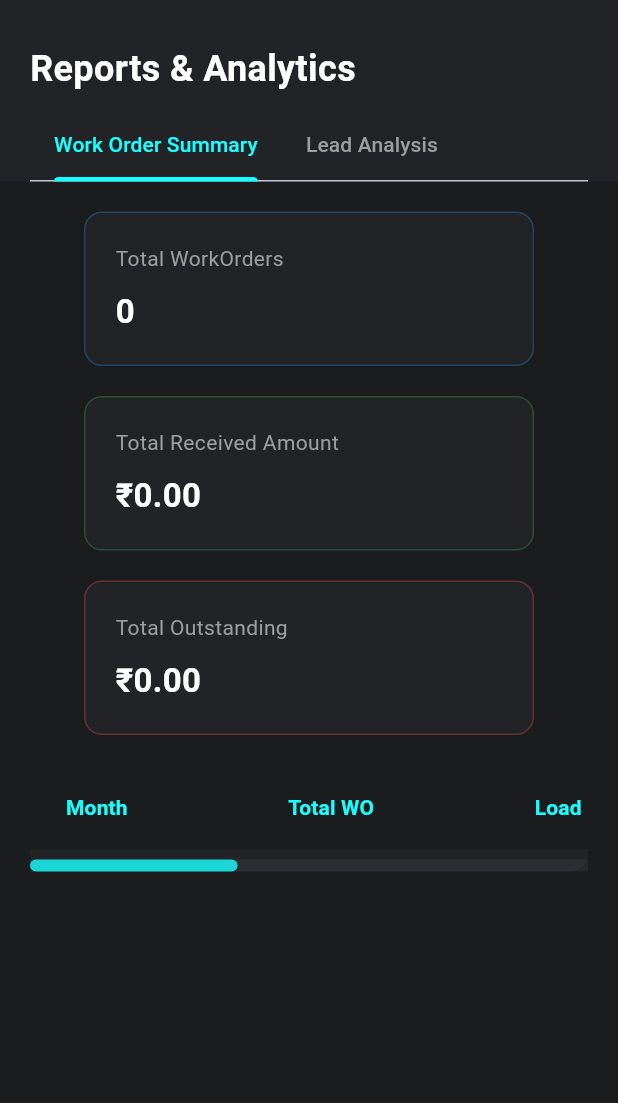
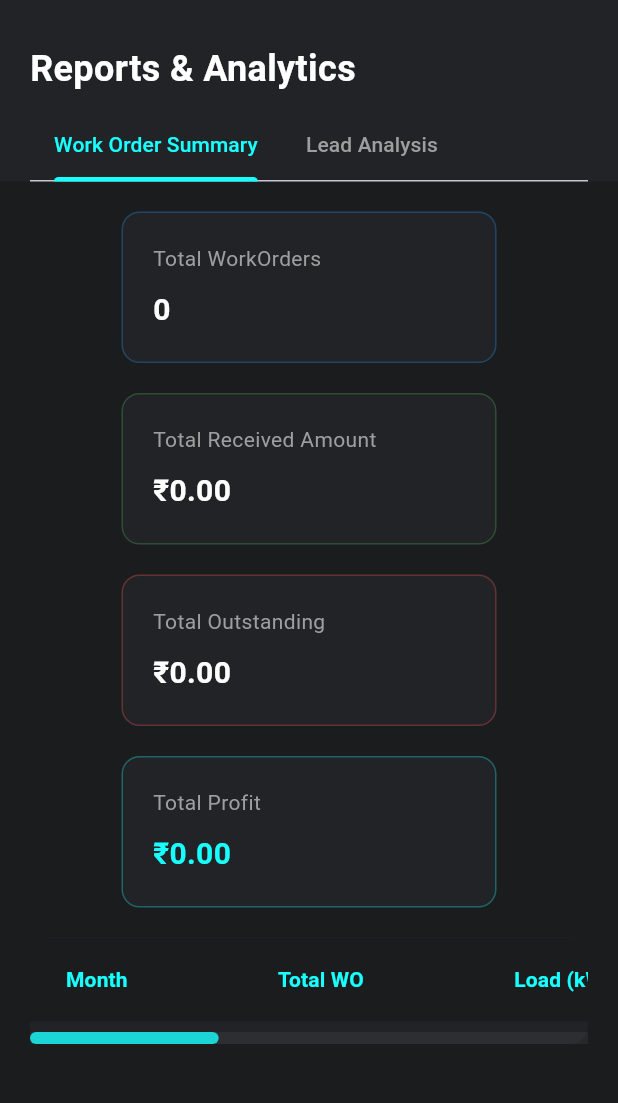
Before and after one commit to RajKumar-Dhivya/report_el_prazision, a Flutter app: the screen it shows after launch, on a phone screen of 412 x 824 dp, the part 63-1166 px from its top. Run offline on Flutter 3.47's test engine with Material 3 defaults, Android fonts, the phone set to English and light mode, and no system bars; our stand-ins replace fl_chart; network calls fail.

Commit message:
profit column

```diff
--- a/lib/summary_page.dart
+++ b/lib/summary_page.dart
@@ -21,8 +21,14 @@ class _SummaryPageState extends State<SummaryPage> with SingleTickerProviderStat
   List<dynamic> receivedPayments = [];
   List<dynamic> workOrders = [];
   List<dynamic> customers = [];
-  List<dynamic> leads = []; // Corrected variable
-  List<dynamic> employees = []; // New variable for employee profiles
+  List<dynamic> leads = [];
+  List<dynamic> employees = [];
+
+  // New Lists for Profit Calculation
+  List<dynamic> expenses = [];
+  List<dynamic> usedProducts = [];
+  List<dynamic> materialLog = [];
+
   @override
   void initState() {
     super.initState();
@@ -32,12 +38,17 @@ class _SummaryPageState extends State<SummaryPage> with SingleTickerProviderStat
 
   Future<void> loadAllData() async {
     try {
+      // Fetching all required sheets
       workOrders = await GoogleSheetsApi.getSheet("Work Orders");
       receivedPayments = await GoogleSheetsApi.getSheet("Received Payments");
       customers = await GoogleSheetsApi.getSheet("Customer");
-      // Corrected Sheet Name: "Leads"
       leads = await GoogleSheetsApi.getSheet("Lead");
       employees = await GoogleSheetsApi.getSheet("EmployeeProfile");
+
+      // Fetching New sheets for profit calculation
+      expenses = await GoogleSheetsApi.getSheet("Expense");
+      usedProducts = await GoogleSheetsApi.getSheet("Used Products");
+      materialLog = await GoogleSheetsApi.getSheet("Material Consumption & Purchase Log");
 
       processWorkOrders(workOrders);
       calculateReceivedPayments();
@@ -51,12 +62,40 @@ class _SummaryPageState extends State<SummaryPage> with SingleTickerProviderStat
     summaryMap.clear();
     for (var row in rows) {
       if (row == null || row.values.every((v) => v == null || v.toString().trim().isEmpty)) continue;
+
       String recordedDate = row["Recorded Date"] ?? "";
+      String woID = row["ID"].toString().trim();
       if (recordedDate.isEmpty) continue;
 
       double sanctionLoad = double.tryParse(row["Sanction Load/KW"].toString().replaceAll(RegExp(r'[^0-9.]'), '')) ?? 0;
       double totalAmount = double.tryParse(row["Total Amount"].toString()) ?? 0;
 
+      // --- PROFIT CALCULATION LOGIC ---
+
+      // 1. Sum Expenses for this Work Order
+      double totalExpenses = expenses
+          .where((exp) => exp["Work order ID"].toString().trim() == woID)
+          .fold(0.0, (sum, item) => sum + (double.tryParse(item["Amount"].toString()) ?? 0.0));
+
+      // 2. Sum Used Products Cost
+      double totalProductCost = 0;
+      var woUsedProducts = usedProducts.where((up) => up["Work Order id"].toString().trim() == woID);
+
+      for (var product in woUsedProducts) {
+        double qty = double.tryParse(product["used quantity"].toString()) ?? 0;
+        String productID = product["product id"].toString().trim();
+
+        // Find unit price from Material Log
+        double unitPrice = materialLog
+            .where((ml) => ml["ID"].toString().trim() == productID)
+            .fold(0.0, (sum, item) => sum + (double.tryParse(item["Unit Price with GST"].toString()) ?? 0.0));
+
+        totalProductCost += (qty * unitPrice);
+      }
+
+      double woProfit = totalAmount - (totalExpenses + totalProductCost);
+
+      // --- ORGANIZE BY MONTH ---
       DateTime dt = DateTime.parse(recordedDate);
       String monthYear = "${_monthName(dt.month)} ${dt.year}";
 
@@ -65,7 +104,8 @@ class _SummaryPageState extends State<SummaryPage> with SingleTickerProviderStat
       s.totalWorkOrders++;
       s.sanctionLoad += sanctionLoad;
       s.totalAmount += totalAmount;
-      s.workOrderIds.add(row["ID"].toString());
+      s.profit += woProfit; // Make sure to add 'double profit' to your WorkOrderSummary class
+      s.workOrderIds.add(woID);
     }
   }
 
@@ -83,7 +123,7 @@ class _SummaryPageState extends State<SummaryPage> with SingleTickerProviderStat
   }
 
   String _monthName(int m) {
-    const months = ["","Jan","Feb","Mar","Apr","May","Jun","Jul","Aug","Sep","Oct","Nov","Dec"];
+    const months = ["", "Jan", "Feb", "Mar", "Apr", "May", "Jun", "Jul", "Aug", "Sep", "Oct", "Nov", "Dec"];
     return months[m];
   }
 
@@ -113,8 +153,10 @@ class _SummaryPageState extends State<SummaryPage> with SingleTickerProviderStat
                           controller: _tabController,
                           children: [
                             _buildWorkOrderTab(),
-                          LeadAnalysisTab(leads: leads ?? [],
-                          employees: employees ?? [],),
+                            LeadAnalysisTab(
+                              leads: leads ?? [],
+                              employees: employees ?? [],
+                            ),
                           ],
                         ),
                 ),
@@ -152,7 +194,7 @@ class _SummaryPageState extends State<SummaryPage> with SingleTickerProviderStat
   Widget _buildHeader() {
     return Container(
       width: double.infinity,
-      padding: const EdgeInsets.fromLTRB(20, 15, 20, 0), // Adjusted to fix overflow
+      padding: const EdgeInsets.fromLTRB(20, 15, 20, 0),
       color: const Color(0xFF212327),
       child: Column(
         crossAxisAlignment: CrossAxisAlignment.start,
@@ -195,6 +237,7 @@ class _SummaryPageState extends State<SummaryPage> with SingleTickerProviderStat
     int totalWO = summaryMap.values.fold(0, (sum, item) => sum + item.totalWorkOrders);
     double totalReceived = summaryMap.values.fold(0.0, (sum, item) => sum + item.amountReceived);
     double totalOutstanding = summaryMap.values.fold(0.0, (sum, item) => sum + item.outstanding);
+    double totalProfit = summaryMap.values.fold(0.0, (sum, item) => sum + item.profit);
 
     return Wrap(
       spacing: 20,
@@ -203,6 +246,7 @@ class _SummaryPageState extends State<SummaryPage> with SingleTickerProviderStat
         _statCard("Total WorkOrders", totalWO.toString(), Colors.blue),
         _statCard("Total Received Amount", "₹${totalReceived.toStringAsFixed(2)}", Colors.green),
         _statCard("Total Outstanding", "₹${totalOutstanding.toStringAsFixed(2)}", Colors.redAccent),
+        _statCard("Total Profit", "₹${totalProfit.toStringAsFixed(2)}", Colors.cyanAccent), // New Profit Card
       ],
     );
   }
@@ -210,33 +254,31 @@ class _SummaryPageState extends State<SummaryPage> with SingleTickerProviderStat
   Widget _statCard(String title, String value, Color color) {
     return Container(
       padding: const EdgeInsets.all(20),
-      width: 300,
-      decoration: BoxDecoration(color: const Color(0xFF212327), borderRadius: BorderRadius.circular(12), border: Border.all(color: color.withOpacity(0.3))),
+      width: 250, // Slightly reduced to fit 4 cards better
+      decoration: BoxDecoration(
+          color: const Color(0xFF212327),
+          borderRadius: BorderRadius.circular(12),
+          border: Border.all(color: color.withOpacity(0.3))),
       child: Column(
         crossAxisAlignment: CrossAxisAlignment.start,
         children: [
           SelectableText(title, style: const TextStyle(color: Colors.grey, fontSize: 14)),
           const SizedBox(height: 10),
-          SelectableText(value, style: const TextStyle(color: Colors.white, fontSize: 22, fontWeight: FontWeight.bold)),
+          SelectableText(value,
+              style: TextStyle(color: color == Colors.cyanAccent ? Colors.cyanAccent : Colors.white,
+              fontSize: 20, fontWeight: FontWeight.bold)),
         ],
       ),
     );
   }
 
   Widget _buildDataTable() {
-    // Define the desktop threshold inside the method or use MediaQuery
     final bool isDesktop = MediaQuery.of(context).size.width > 900;
 
     return LayoutBuilder(
       builder: (context, constraints) {
-        // 1000px is the minimum comfortable width for all columns.
-        const double minTableWidth = 1000.0;
-
-        // adaptiveWidth forces the table to be at least 1000px,
-        // but if the screen is 1920px (laptop), it becomes 1920px.
-        double adaptiveWidth = constraints.maxWidth > minTableWidth
-            ? constraints.maxWidth
-            : minTableWidth;
+        const double minTableWidth = 1100.0; // Increased to accommodate Profit column
+        double adaptiveWidth = constraints.maxWidth > minTableWidth ? constraints.maxWidth : minTableWidth;
 
         return Container(
           width: double.infinity,
@@ -268,8 +310,7 @@ class _SummaryPageState extends State<SummaryPage> with SingleTickerProviderStat
                   child: ConstrainedBox(
                     constraints: BoxConstraints(minWidth: adaptiveWidth),
                     child: DataTable(
-                      // This ensures columns spread out to fill the empty space on laptops
-                      columnSpacing: isDesktop ? (constraints.maxWidth / 8) : 40,
+                      columnSpacing: isDesktop ? (constraints.maxWidth / 9) : 35,
                       headingRowColor: WidgetStateProperty.all(const Color(0xFF1A1C1E)),
                       columns: _buildColumns(),
                       rows: summaryMap.values.map((s) => _buildDataRow(s)).toList(),
@@ -285,15 +326,15 @@ class _SummaryPageState extends State<SummaryPage> with SingleTickerProviderStat
   }
 
   List<DataColumn> _buildColumns() {
-    return ["Month", "Total WO", "Load (kW)", "Amount", "Received", "Outstanding"]
-        .map((col) => DataColumn(label: Text(col, style: const TextStyle(color: Colors.cyanAccent, fontWeight: FontWeight.bold))))
+    return ["Month", "Total WO", "Load (kW)", "Amount", "Received", "Outstanding", "Profit"]
+        .map((col) => DataColumn(
+            label: Text(col, style: const TextStyle(color: Colors.cyanAccent, fontWeight: FontWeight.bold))))
         .toList();
   }
 
   DataRow _buildDataRow(WorkOrderSummary s) {
     return DataRow(cells: [
       DataCell(
-      // 1. MONTH AS BUTTON
         TextButton(
           onPressed: () {
             Navigator.push(
@@ -313,15 +354,16 @@ class _SummaryPageState extends State<SummaryPage> with SingleTickerProviderStat
             backgroundColor: Colors.cyanAccent.withOpacity(0.1),
             shape: RoundedRectangleBorder(borderRadius: BorderRadius.circular(8)),
           ),
-        child: Text(s.monthYear,
-          style: const TextStyle(color: Colors.cyanAccent, fontWeight: FontWeight.bold)),
+          child: Text(s.monthYear, style: const TextStyle(color: Colors.cyanAccent, fontWeight: FontWeight.bold)),
         ),
       ),
       DataCell(Text(s.totalWorkOrders.toString(), style: const TextStyle(color: Colors.white70))),
       DataCell(Text(s.sanctionLoad.toStringAsFixed(1), style: const TextStyle(color: Colors.white70))),
-      DataCell(Text("₹${s.totalAmount}", style: const TextStyle(color: Colors.white70))),
-      DataCell(Text("₹${s.amountReceived}", style: const TextStyle(color: Colors.white70))),
-      DataCell(Text("₹${s.outstanding}", style: const TextStyle(color: Colors.redAccent))),
+      DataCell(Text("₹${s.totalAmount.toStringAsFixed(2)}", style: const TextStyle(color: Colors.white70))),
+      DataCell(Text("₹${s.amountReceived.toStringAsFixed(2)}", style: const TextStyle(color: Colors.white70))),
+      DataCell(Text("₹${s.outstanding.toStringAsFixed(2)}", style: const TextStyle(color: Colors.redAccent))),
+      DataCell(Text("₹${s.profit.toStringAsFixed(2)}",
+          style: TextStyle(color: s.profit >= 0 ? Colors.greenAccent : Colors.orangeAccent, fontWeight: FontWeight.bold))),
     ]);
   }
 }
--- a/lib/workorder_summary.dart
+++ b/lib/workorder_summary.dart
@@ -8,7 +8,7 @@ class WorkOrderSummary {
   double totalAmount = 0;
   double amountReceived = 0;
   double outstanding = 0;
-  double margin = 0;
+  double profit = 0;
   List<String> workOrderIds = [];
 
   WorkOrderSummary(this.monthYear);
```
Lines whose indentation alone changed are shown as unchanged.
